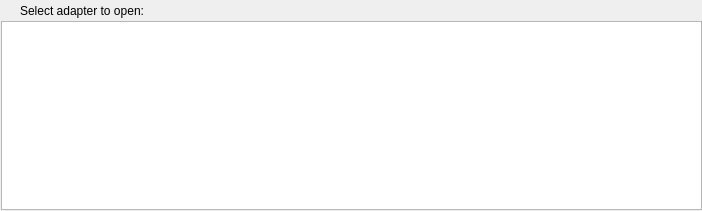
First picture: the form in ChooseAdapter.ui, repository kSDOT/NetworkMonitorGIT, before the edit.
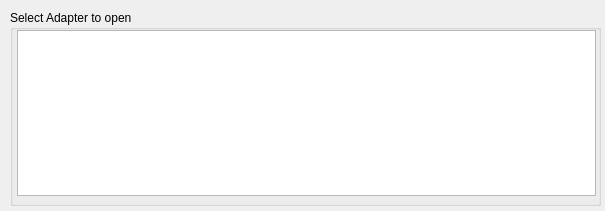
Second picture: the form after the edit.

Diff of the .ui file:
```diff
--- a/ChooseAdapter.ui
+++ b/ChooseAdapter.ui
@@ -6,35 +6,35 @@
    <rect>
     <x>0</x>
     <y>0</y>
-    <width>702</width>
+    <width>605</width>
     <height>211</height>
    </rect>
   </property>
   <property name="windowTitle">
    <string>Choose Adapter</string>
   </property>
-  <widget class="QLabel" name="label">
+  <widget class="QGroupBox" name="groupBox">
    <property name="geometry">
     <rect>
-     <x>20</x>
-     <y>1</y>
-     <width>691</width>
-     <height>20</height>
+     <x>10</x>
+     <y>10</y>
+     <width>591</width>
+     <height>196</height>
     </rect>
    </property>
-   <property name="text">
-    <string>Select adapter to open:</string>
+   <property name="title">
+    <string>Select Adapter to open</string>
    </property>
-  </widget>
   <widget class="QListWidget" name="listWidget">
    <property name="geometry">
     <rect>
-     <x>1</x>
-     <y>21</y>
-     <width>701</width>
-     <height>189</height>
-    </rect>
-   </property>
+      <x>7</x>
+      <y>20</y>
+      <width>579</width>
+      <height>166</height>
+     </rect>
+    </property>
+   </widget>
   </widget>
  </widget>
  <resources/>
```
Lines whose indentation alone changed are shown as unchanged.
